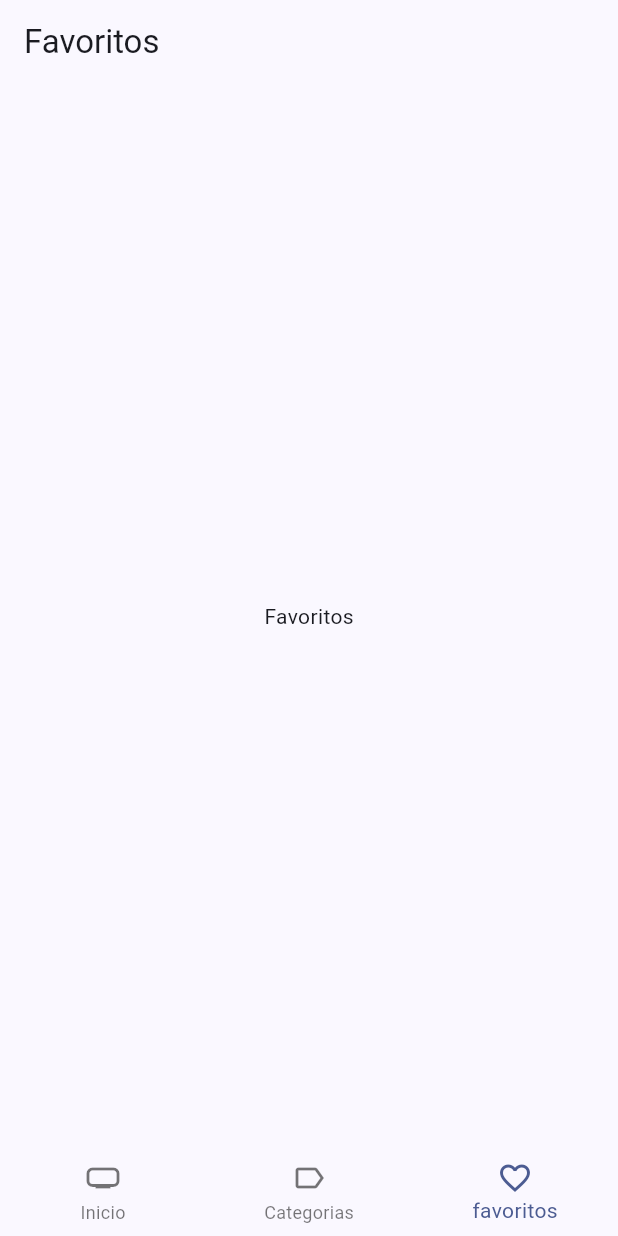
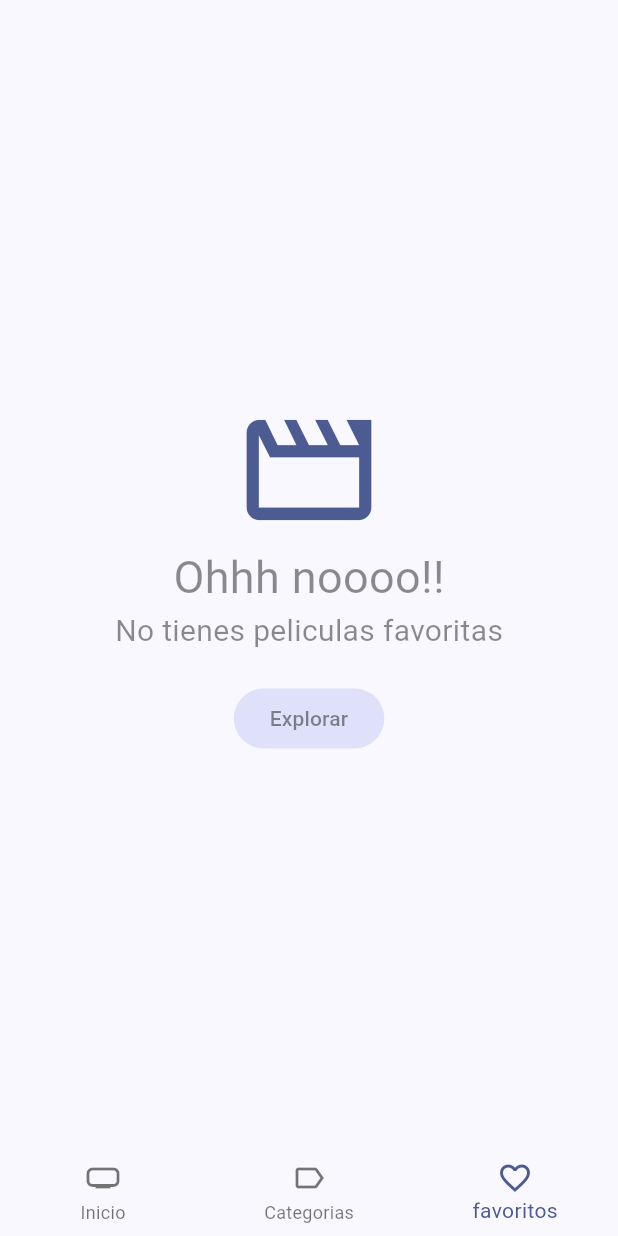
Before and after one commit to Wpcarmona/flutter_cinemapedia, a Flutter app: the screen it shows after launch, item 3 of the bottom bar chosen, on a phone screen of 412 x 824 dp. Run offline on Flutter 3.47's test engine with Material 3 defaults, Android fonts, the phone set to English and light mode, and no system bars; our stand-ins replace animate_do, card_swiper, dio, flutter_dotenv, flutter_riverpod, go_router and 1 more; accounts and stored records are empty; generated files the repository leaves out were written again; network calls fail.

```diff
--- a/lib/config/router/app_router.dart
+++ b/lib/config/router/app_router.dart
@@ -25,8 +25,6 @@ final appRouter = GoRouter(
           },
         ),
       ]),
-
-
       GoRoute(
         path: '/',
         redirect: (_, __)=> '/home/0',
--- a/lib/domain/entities/movie.dart
+++ b/lib/domain/entities/movie.dart
@@ -1,4 +1,8 @@
+import 'package:isar/isar.dart';
+part 'movie.g.dart';
+@collection
 class Movie {
+  Id? isarId;
   final bool adult;
   final String backdropPath;
   final List<String> genreIds;
--- a/lib/infrastructure/models/moviedb/movie_details.dart
+++ b/lib/infrastructure/models/moviedb/movie_details.dart
@@ -131,7 +131,7 @@ class BelongsToCollection {
         id: json["id"],
         name: json["name"],
         posterPath: json["poster_path"],
-        backdropPath: json["backdrop_path"],
+        backdropPath: json["backdrop_path"] ?? 'https://m.media-amazon.com/images/M/MV5BYWI2NTJiN2MtZGY2Ny00NTg2LTk0YzMtYTZjYjE5NDMwNGY2XkEyXkFqcGc@._V1_.jpg',
     );
 
     Map<String, dynamic> toJson() => {
--- a/lib/presentation/providers/providers.dart
+++ b/lib/presentation/providers/providers.dart
@@ -5,3 +5,6 @@ export 'movies/initial_loading_provider.dart';
 export 'actors/actors_by_movie_providers.dart';
 export 'actors/actors_repository_provider.dart';
 export 'search/search_movies_providers.dart';
+export 'storage/local_stogare_provider.dart';
+export 'movies/movie_info_provider.dart';
+export 'storage/favorite_movies_provider.dart';
--- a/lib/presentation/views/movies/favories_view.dart
+++ b/lib/presentation/views/movies/favories_view.dart
@@ -1,17 +1,64 @@
+import 'package:cinemapedia/presentation/providers/providers.dart';
+import 'package:cinemapedia/presentation/widgets/widgets.dart';
 import 'package:flutter/material.dart';
+import 'package:flutter_riverpod/flutter_riverpod.dart';
+import 'package:go_router/go_router.dart';
 
-class FavoriesView extends StatelessWidget {
+class FavoriesView extends ConsumerStatefulWidget {
   const FavoriesView({super.key});
 
   @override
+  FavoriesViewState createState() => FavoriesViewState();
+}
+
+class FavoriesViewState extends ConsumerState<FavoriesView> {
+
+  bool isLastPage = false;
+  bool isLoading = false;
+  @override
+  void initState() {
+    super.initState();
+    loadNextPage();
+  }
+
+  void loadNextPage() async {
+    if(isLoading || isLastPage) return;
+    isLoading = true;
+    final newMovies = await ref.read(favoriteMoviesProvider.notifier).loadNextPage();
+    isLoading = false;
+    if(newMovies.isEmpty) isLastPage = true;
+  }
+
+  @override
   Widget build(BuildContext context) {
+
+    final favoriteMovies = ref.watch(favoriteMoviesProvider).values.toList();
+    if(favoriteMovies.isEmpty){
+      final colors = Theme.of(context).colorScheme;
+      return Center(
+        child: Column(
+          mainAxisAlignment: MainAxisAlignment.center,
+          crossAxisAlignment: CrossAxisAlignment.center,
+          children: [
+            Icon(
+              Icons.movie_creation_outlined,
+              color: colors.primary,
+              size: 100,
+            ),
+            const Text('Ohhh noooo!!', style: TextStyle(fontSize: 30, color: Colors.black45),),
+            const Text('No tienes peliculas favoritas', style: TextStyle(fontSize: 20, color: Colors.black45),),
+            const SizedBox(height: 20),
+            FilledButton.tonal(
+              onPressed: () => context.go('/home/0'),
+              child: const Text('Explorar', style: TextStyle(color: Colors.black45),)),
+          ],
+        ),
+      );
+    }
     return Scaffold(
-      appBar: AppBar(
-        title: const Text('Favoritos'),
-        ),
-        body: const Center(
-          child: Text('Favoritos'),
-        ),
+        body: MoviesMasonry(
+          loadNextPage: loadNextPage,
+          movies: favoriteMovies)
     );
   }
 }
--- a/lib/presentation/widgets/widgets.dart
+++ b/lib/presentation/widgets/widgets.dart
@@ -3,3 +3,5 @@ export 'movies/movies_slideshow.dart';
 export 'shared/custom_bottom_navigation_bar.dart';
 export 'movies/movies_horizontal_listview.dart';
 export 'shared/full_screen_loader.dart';
+export 'movies/movies_masonry.dart';
+export 'movies/movie_poster_link.dart';
--- a/pubspec.yaml
+++ b/pubspec.yaml
@@ -41,6 +41,10 @@ dependencies:
   card_swiper: ^3.0.1
   animate_do: ^3.3.4
   intl: ^0.20.2
+  isar: ^3.1.0+1
+  isar_flutter_libs: ^3.1.0+1
+  path_provider: ^2.1.5
+  flutter_staggered_grid_view: ^0.7.0
 
 dev_dependencies:
   flutter_test:
@@ -52,6 +56,8 @@ dev_dependencies:
   # package. See that file for information about deactivating specific lint
   # rules and activating additional ones.
   flutter_lints: ^5.0.0
+  isar_generator: ^3.1.0+1
+  build_runner: ^2.4.13
 
 # For information on the generic Dart part of this file, see the
 # following page: https://dart.dev/tools/pub/pubspec
```
Also changed, not shown: lib/domain/datasources/local_storage_datasource.dart (added, +9 -0 lines), lib/domain/repositories/local_storage_repository.dart (added, +9 -0 lines), lib/infrastructure/datasources/isar_datasource.dart (added, +68 -0 lines), lib/infrastructure/repositories/local_storage_repository_impl.dart (added, +29 -0 lines), lib/presentation/providers/storage/favorite_movies_provider.dart (added, +59 -0 lines), lib/presentation/providers/storage/local_stogare_provider.dart (added, +9 -0 lines), lib/presentation/screens/movies/movie_screen.dart (+72 -24 lines), lib/presentation/widgets/movies/movie_poster_link.dart (added, +26 -0 lines), lib/presentation/widgets/movies/movies_masonry.dart (added, +70 -0 lines), lib/domain/entities/movie.g.dart (added), pubspec.lock, 10 other files.
